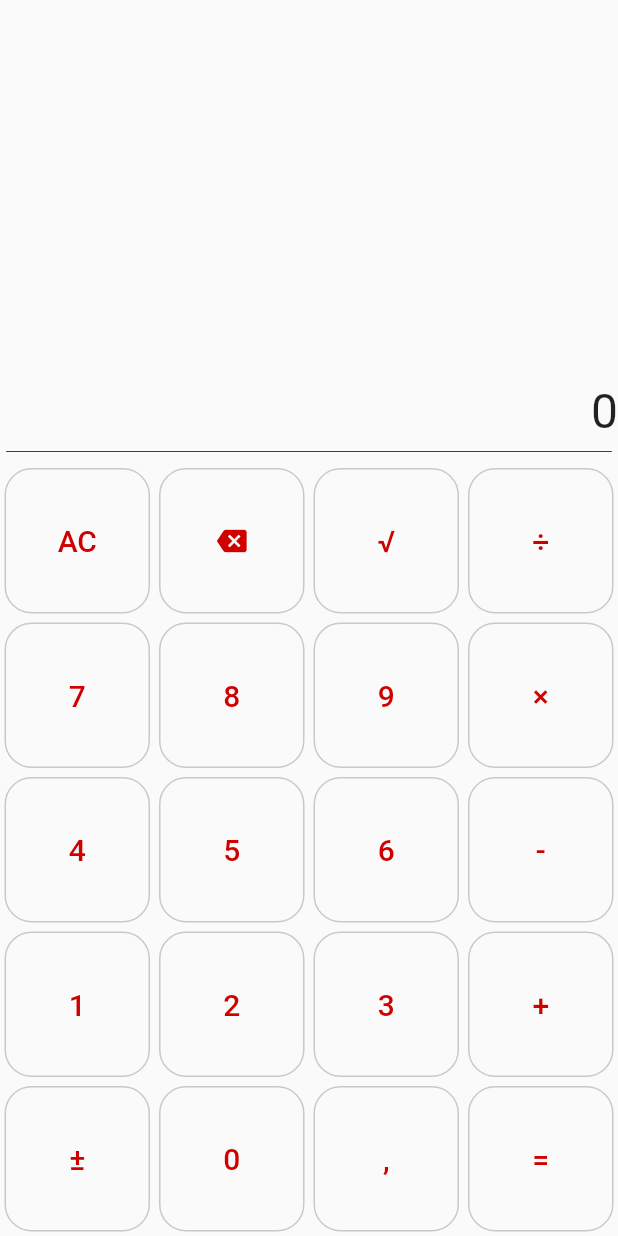
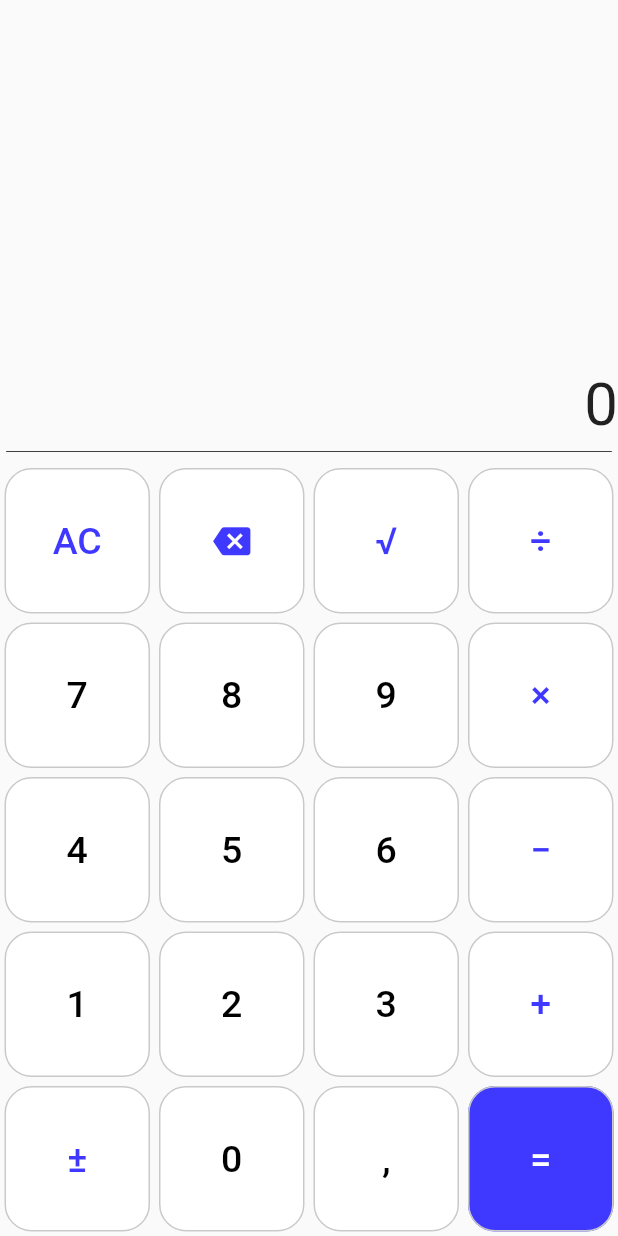
Before and after one commit to xAdiro/Flutter-calculator, a Flutter app: the screen it shows after launch, on a phone screen of 412 x 824 dp. Run offline on Flutter 3.47's test engine with Material 2 defaults, Android fonts, the phone set to English and light mode, and no system bars; our stand-ins replace decimal; missing offline and left inert: eventify.

Commit message:
Finished ui. Fixed bug with coma

```diff
--- a/lib/button_panel/button.dart
+++ b/lib/button_panel/button.dart
@@ -2,30 +2,50 @@ import 'package:flutter/material.dart';
 import 'package:flutter/widgets.dart';
 
 //Style
-const double _buttonFontSize = 20;
-const Color _buttonColor = Color(0xFFcf0000);
+const double _buttonFontSize = 25;
+const Color _buttonColor = Color(0xFF000000);
+const Color _funcButtonColor = Color(0xFF3f38ff);
 const Color _buttonBorderColor = Color(0xFFC9C9C9);
 
 class CalcButton extends StatelessWidget {
   ///icon or text depending on constructor input
   late final Widget _child;
   final Function()? onPressed;
+  final bool equalsButton;
 
   ///Create button with icon or text and action [onPressed]. Prioritizes [label] over [iconData]
-  CalcButton({Key? key, String? label, IconData? iconData, this.onPressed})
+  CalcButton(
+      {Key? key,
+      String? label,
+      IconData? iconData,
+      this.onPressed,
+      bool funcButton = false,
+      this.equalsButton = false})
       : super(key: key) {
     //if label given
     if (label != null) {
-      _child = Text(label,
-          style:
-              const TextStyle(fontSize: _buttonFontSize, color: _buttonColor));
+      _child = Text(
+        label,
+        style: TextStyle(
+          fontSize: _buttonFontSize,
+          color: funcButton
+              ? _funcButtonColor
+              : equalsButton
+                  ? Colors.white
+                  : _buttonColor,
+        ),
+      );
     }
     //if icon given
     else if (iconData != null) {
       _child = Icon(
         iconData,
         size: _buttonFontSize,
-        color: _buttonColor,
+        color: funcButton
+            ? _funcButtonColor
+            : equalsButton
+                ? Colors.white
+                : _buttonColor,
       );
     }
     //if none given
@@ -47,6 +67,9 @@ class CalcButton extends StatelessWidget {
               side: const BorderSide(color: _buttonBorderColor),
             ),
           ),
+          backgroundColor: equalsButton
+              ? MaterialStateProperty.all<Color>(_funcButtonColor)
+              : MaterialStateProperty.all<Color>(Colors.white),
         ),
       ),
       margin: const EdgeInsets.all(3),
--- a/lib/button_panel/layout.dart
+++ b/lib/button_panel/layout.dart
@@ -20,6 +20,7 @@ class ButtonPanel extends StatefulWidget {
       CalcButton(
         label: "AC",
         onPressed: queue.clearAll,
+        funcButton: true,
       ),
 
       // Backspace
@@ -27,6 +28,7 @@ class ButtonPanel extends StatefulWidget {
         iconData: const IconData(0xe0c5,
             fontFamily: 'MaterialIcons', matchTextDirection: true),
         onPressed: queue.removeLast,
+        funcButton: true,
       ),
 
       // Sqrt √
@@ -35,12 +37,14 @@ class ButtonPanel extends StatefulWidget {
         onPressed: () => queue.add(
           oneArgOperation: OperationElement.SQRT,
         ),
+        funcButton: true,
       ),
 
       // Division ÷
       CalcButton(
         label: "÷",
         onPressed: () => queue.add(twoArgOperation: OperationElement.DIVIDE),
+        funcButton: true,
       ),
 
       // 7-9
@@ -54,6 +58,7 @@ class ButtonPanel extends StatefulWidget {
       CalcButton(
         label: "×",
         onPressed: () => queue.add(twoArgOperation: OperationElement.MULTIPLY),
+        funcButton: true,
       ),
 
       // 4-6
@@ -63,10 +68,11 @@ class ButtonPanel extends StatefulWidget {
           onPressed: () => queue.add(digit: i.toString()),
         ),
 
-      // Minus -
+      // Minus −
       CalcButton(
-        label: "-",
+        label: "−",
         onPressed: () => queue.add(twoArgOperation: OperationElement.SUBTRACT),
+        funcButton: true,
       ),
 
       // 1-3
@@ -80,10 +86,15 @@ class ButtonPanel extends StatefulWidget {
       CalcButton(
         label: "+",
         onPressed: () => queue.add(twoArgOperation: OperationElement.SUM),
+        funcButton: true,
       ),
 
       // Inverse sign ±
-      CalcButton(label: "±", onPressed: queue.inverseSign),
+      CalcButton(
+        label: "±",
+        onPressed: queue.inverseSign,
+        funcButton: true,
+      ),
       CalcButton(
         label: "0",
         onPressed: () => queue.add(digit: '0'),
@@ -97,6 +108,7 @@ class ButtonPanel extends StatefulWidget {
       CalcButton(
         label: "=",
         onPressed: queue.result,
+        equalsButton: true,
       ),
     ];
   }
--- a/lib/calculator_screen/layout.dart
+++ b/lib/calculator_screen/layout.dart
@@ -33,10 +33,9 @@ class _CalculatorScreenState extends State<CalculatorScreen> {
       children: [
         Container(
           child: Text(widget._display,
-              style: const TextStyle(fontSize: 32, fontFeatures: [
-                FontFeature
-                    .tabularFigures() //for monospace font (but doesnt work... yet!)
-              ])),
+              style: const TextStyle(
+                fontSize: 40,
+              )),
           alignment: Alignment.topRight,
         ),
       ],
--- a/lib/logic/operations.dart
+++ b/lib/logic/operations.dart
@@ -1,6 +1,7 @@
 import 'dart:math';
 import 'package:calculator/calculator_screen/layout.dart';
 import 'package:decimal/decimal.dart';
+import 'dart:developer' as dev;
 
 class OperationsQueue {
   ///Contains list of operations and numbers to which perform them on
@@ -20,7 +21,7 @@ class OperationsQueue {
   }) {
     for (var i = 1; i < _queue.length; i++) {
       if (_queue[i] == null) {
-        //
+        //NUMBER
         if (digit != null) {
           //if there is already number add to it next digit
           if (_queue[i - 1]!.twoArgOperation == null) {
@@ -40,7 +41,7 @@ class OperationsQueue {
             _queue[i] = OperationElement(number: digit);
           }
         }
-        //
+        //ONEARGOPERATION
         else if (oneArgOperation != null) {
           if (_queue[i - 1]!.twoArgOperation == null) {
             if (i == 1 && _queue[0]!.number == '0') {
@@ -55,8 +56,13 @@ class OperationsQueue {
           }
           _queue[i] = OperationElement(oneArgOperation: oneArgOperation);
         }
-        //
+        //TWOARGOPERATION
         else if (twoArgOperation != null && _queue[i - 1]!.number != null) {
+          if (_queue[i - 1]!.number!.endsWith(".")) {
+            _queue[i - 1]!.number =
+                _queue[i - 1]!.number!.replaceAll(RegExp(r"\."), "");
+            dev.log("jhu");
+          }
           _queue[i - 1]!.twoArgOperation = twoArgOperation;
           if (_queue[i - 1]!.number == null) _queue[i] = null;
         }
@@ -310,7 +316,7 @@ class OperationElement {
         output += "+";
         break;
       case SUBTRACT:
-        output += "-";
+        output += "−";
         break;
       case MULTIPLY:
         output += "×";
```
